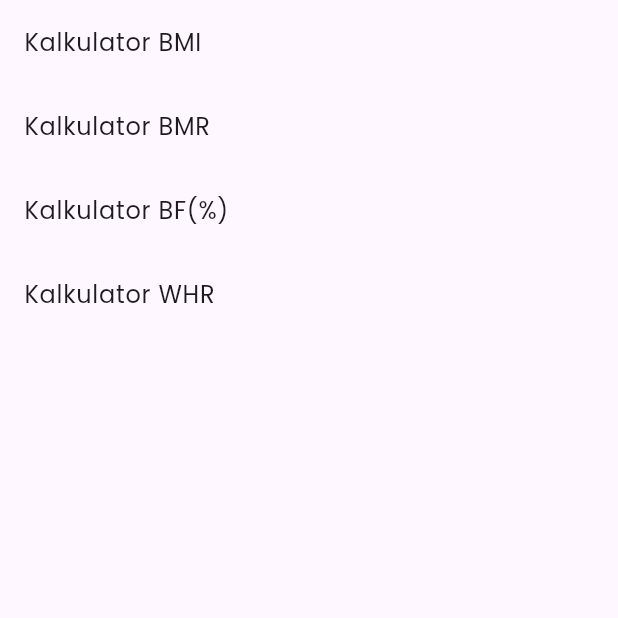
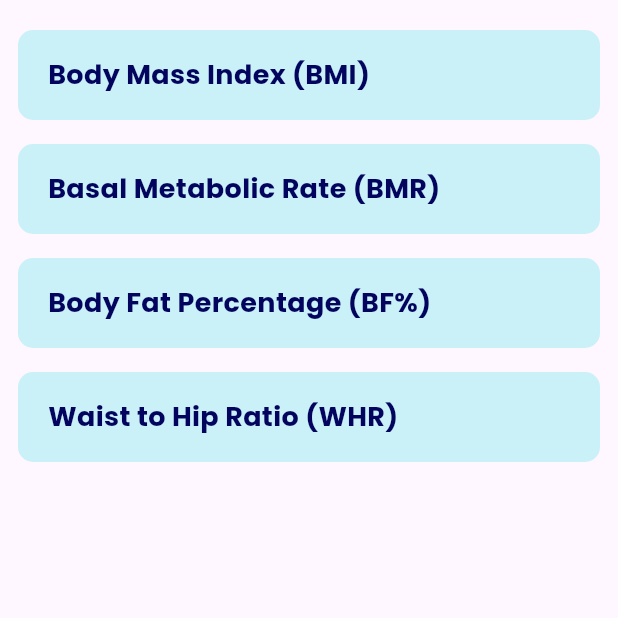
Before and after one commit to lutzzzx/medal, a Flutter app: the CalculatorListPage screen opened by its route, on a phone screen of 412 x 824 dp, the top half of it. Run offline on Flutter 3.47's test engine with Material 3 defaults, Android fonts, the phone set to English and light mode, and no system bars; our stand-ins replace cloud_firestore, firebase_auth, firebase_core, flutter_local_notifications, get, google_fonts and 4 more; accounts and stored records are empty.

Commit message:
Update Tampilan

```diff
--- a/lib/modules/calculator/views/calculator_list_page.dart
+++ b/lib/modules/calculator/views/calculator_list_page.dart
@@ -1,5 +1,6 @@
 import 'package:flutter/material.dart';
 import 'package:get/get.dart';
+import 'package:medal/widgets/calculator_list_container.dart';
 import '../controllers/calculator_controller.dart';
 
 class CalculatorListPage extends StatelessWidget {
@@ -8,34 +9,65 @@ class CalculatorListPage extends StatelessWidget {
   @override
   Widget build(BuildContext context) {
     return Scaffold(
-      body: ListView(
+      body: Column(
         children: [
-          ListTile(
-            title: Text('Kalkulator BMI'),
-            onTap: () {
+          SizedBox(
+            height: 20,
+          ),
+          CalculatorListContainer(
+            text1: "Body Mass Index (BMI)",
+            tap1: () {
               Get.toNamed('/bmi-calculator');
             },
           ),
-          ListTile(
-            title: Text('Kalkulator BMR'),
-            onTap: () {
+          CalculatorListContainer(
+            text1: "Basal Metabolic Rate (BMR)",
+            tap1: () {
               Get.toNamed('/bmr-calculator');
             },
           ),
-          ListTile(
-            title: Text('Kalkulator BF(%)'),
-            onTap: () {
+          CalculatorListContainer(
+            text1: "Body Fat Percentage (BF%)",
+            tap1: () {
               Get.toNamed('/body-fat-calculator');
             },
           ),
-          ListTile(
-            title: Text('Kalkulator WHR'),
-            onTap: () {
+          CalculatorListContainer(
+            text1: "Waist to Hip Ratio (WHR)",
+            tap1: () {
               Get.toNamed('/whr-calculator');
             },
           ),
         ],
       ),
+      // ListView(
+      //   children: [
+      //     ListTile(
+      //       title: Text('Kalkulator BMI'),
+      //       onTap: () {
+      //         Get.toNamed('/bmi-calculator');
+      //       },
+      //     ),
+      //     ListTile(
+      //       title: Text('Kalkulator BMR'),
+      //       onTap: () {
+      //         Get.toNamed('/bmr-calculator');
+      //       },
+      //     ),
+      //     ListTile(
+      //       title: Text('Kalkulator BF(%)'),
+      //       onTap: () {
+      //         Get.toNamed('/body-fat-calculator');
+      //       },
+      //     ),
+      //     ListTile(
+      //       title: Text('Kalkulator WHR'),
+      //       onTap: () {
+      //         Get.toNamed('/whr-calculator');
+      //       },
+      //     ),
+      //   ],
+      // ),
     );
   }
 }
--- /dev/null
+++ b/lib/widgets/calculator_list_container.dart
@@ -0,0 +1,43 @@
+import 'package:flutter/material.dart';
+
+class CalculatorListContainer extends StatelessWidget {
+  final String text1;
+  final VoidCallback tap1;
+
+  const CalculatorListContainer({
+    super.key,
+    required this.text1,
+    required this.tap1,
+  });
+
+  @override
+  Widget build(BuildContext context) {
+    return GestureDetector(
+      onTap: tap1,
+      child: Padding(
+        padding: const EdgeInsets.fromLTRB(12, 0, 12, 0),
+        child: Container(
+          margin: EdgeInsets.only(bottom: 16),
+          padding: EdgeInsets.only(left: 20, right: 20),
+          decoration: BoxDecoration(
+            borderRadius: BorderRadius.circular(10),
+            color: Color(0xFFCAF0F8),
+          ),
+          width: double.infinity,
+          height: 60,
+          child: Align(
+            alignment: Alignment.centerLeft,
+            child: Text(
+              text1,
+              style: TextStyle(
+                  fontFamily: 'Poppins',
+                  fontWeight: FontWeight.bold,
+                  fontSize: 18,
+                  color: Color(0xFF03045E)),
+            ),
+          ),
+        ),
+      ),
+    );
+  }
+}
--- a/lib/widgets/custom_text_form_field.dart
+++ b/lib/widgets/custom_text_form_field.dart
@@ -32,7 +32,9 @@ class _CustomTextFormFieldState extends State<CustomTextFormField> {
     // Menambahkan listener untuk mendeteksi perubahan fokus
     _focusNode.addListener(() {
       setState(() {
-        _iconColor = _focusNode.hasFocus ? const Color(0xFF0077B6) : Colors.grey; // Ubah warna ikon
+        _iconColor = _focusNode.hasFocus
+            ? const Color(0xFF0077B6)
+            : Colors.grey; // Ubah warna ikon
       });
     });
   }
```
Also changed, not shown: lib/modules/calculator/views/bmi_calculator_page.dart (+36 -10 lines), lib/modules/calculator/views/bmr_calculator_page.dart (+49 -14 lines), lib/modules/calculator/views/body_fat_calculator_page.dart (+48 -18 lines), lib/modules/calculator/views/whr_calculator_page.dart (+36 -12 lines), lib/modules/search/search.dart (+14 -7 lines), lib/routes/app_routes.dart (+7 -19 lines).
